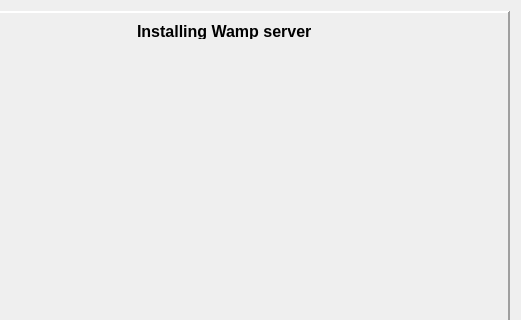
First picture: the form in install/dlgMain.ui, repository tbikfalvi/Belenus, before the edit; both pictures show x 86 to 607 and y 0 to 320 of the 607 by 455 pixel window.
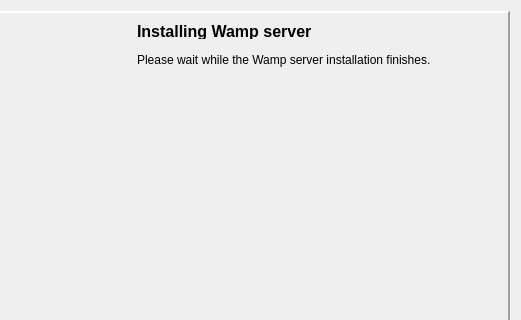
Second picture: the form after the edit. Icons and pictures are not drawn.

The edit to the form file:
```diff
--- a/install/dlgMain.ui
+++ b/install/dlgMain.ui
@@ -647,6 +647,22 @@
         <set>Qt::AlignLeading|Qt::AlignLeft|Qt::AlignTop</set>
        </property>
       </widget>
+      <widget class="QLabel" name="lblText3_1">
+       <property name="geometry">
+        <rect>
+         <x>210</x>
+         <y>40</y>
+         <width>361</width>
+         <height>21</height>
+        </rect>
+       </property>
+       <property name="text">
+        <string>Please wait while the Wamp server installation finishes.</string>
+       </property>
+       <property name="alignment">
+        <set>Qt::AlignLeading|Qt::AlignLeft|Qt::AlignTop</set>
+       </property>
+      </widget>
      </widget>
      <widget class="QWidget" name="pageDatabase">
       <widget class="QLabel" name="lblTitleDatabaseInstall">
```
